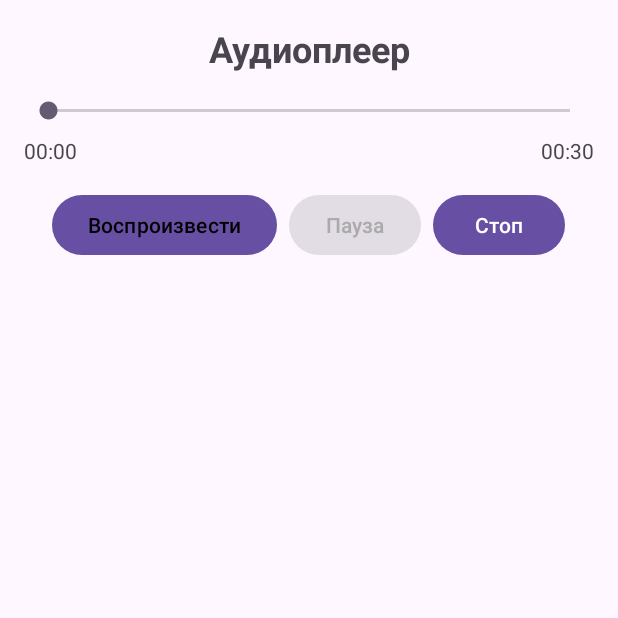
After one commit to VoidChaser/quals25, an Android app: the AudioPlayerActivity screen opened directly, with no data from a screen before it, on a phone screen of 412 x 824 dp, the top half of it. The commit adds this screen. Run offline under Robolectric (Android 15) with nearby library versions, the phone set to English and light mode, and no system bars.

Commit message:
feat: add basic functional for AudioPlayer and VideoPlayer.
import: import mp4, mp3 in assets directory.

```diff
--- /dev/null
+++ b/Meditation/app/src/main/java/com/example/meditation/AudioPlayerActivity.kt
@@ -0,0 +1,140 @@
+package com.example.meditation
+
+import android.media.MediaPlayer
+import android.os.Bundle
+import android.os.Handler
+import android.widget.Button
+import android.widget.SeekBar
+import android.widget.TextView
+import androidx.appcompat.app.AppCompatActivity
+import androidx.core.content.ContextCompat
+import java.util.concurrent.TimeUnit
+
+class AudioPlayerActivity : AppCompatActivity() {
+
+    private var mediaPlayer: MediaPlayer? = null
+    private lateinit var seekBar: SeekBar
+    private lateinit var textViewCurrentTime: TextView
+    private lateinit var textViewTotalTime: TextView
+    private lateinit var buttonPlay: Button
+    private lateinit var buttonPause: Button
+    private lateinit var buttonStop: Button
+    private var handler = Handler()
+    private var runnable: Runnable? = null
+
+    override fun onCreate(savedInstanceState: Bundle?) {
+        super.onCreate(savedInstanceState)
+        setContentView(R.layout.activity_audio_player)
+
+        seekBar = findViewById(R.id.seekBar)
+        textViewCurrentTime = findViewById(R.id.textViewCurrentTime)
+        textViewTotalTime = findViewById(R.id.textViewTotalTime)
+        buttonPlay = findViewById(R.id.buttonPlay)
+        buttonPause = findViewById(R.id.buttonPause)
+        buttonStop = findViewById(R.id.buttonStop)
+
+        // Задаём текст кнопок на русском
+        buttonPlay.text = "Воспроизвести"
+        buttonPause.text = "Пауза"
+        buttonStop.text = "Стоп"
+
+        mediaPlayer = MediaPlayer.create(this, R.raw.audio)
+
+        val duration = mediaPlayer?.duration ?: 0
+        textViewTotalTime.text = millisecondsToTimer(duration.toLong())
+        seekBar.max = duration
+
+        seekBar.setOnSeekBarChangeListener(object : SeekBar.OnSeekBarChangeListener {
+            override fun onProgressChanged(seekBar: SeekBar?, progress: Int, fromUser: Boolean) {
+                if (fromUser) {
+                    mediaPlayer?.seekTo(progress)
+                }
+            }
+
+            override fun onStartTrackingTouch(seekBar: SeekBar?) {}
+            override fun onStopTrackingTouch(seekBar: SeekBar?) {}
+        })
+
+        buttonPlay.setOnClickListener {
+            if (mediaPlayer?.isPlaying == false) {
+                mediaPlayer?.start()
+                updateSeekBar()
+                updateButtonUI()
+            }
+        }
+
+        buttonPause.setOnClickListener {
+            if (mediaPlayer?.isPlaying == true) {
+                mediaPlayer?.pause()
+                updateButtonUI()
+            }
+        }
+
+        buttonStop.setOnClickListener {
+            stopPlayback()
+            finish()
+        }
+
+        mediaPlayer?.setOnCompletionListener {
+            stopPlayback()
+            finish()
+        }
+
+        updateSeekBar()
+        updateButtonUI()
+    }
+
+    private fun updateSeekBar() {
+        runnable = Runnable {
+            val currentPosition = mediaPlayer?.currentPosition ?: 0
+            textViewCurrentTime.text = millisecondsToTimer(currentPosition.toLong())
+            seekBar.progress = currentPosition
+            handler.postDelayed(runnable!!, 1000)
+        }
+        handler.postDelayed(runnable!!, 1000)
+    }
+
+    private fun millisecondsToTimer(milliseconds: Long): String {
+        val hours = TimeUnit.MILLISECONDS.toHours(milliseconds)
+        val minutes = TimeUnit.MILLISECONDS.toMinutes(milliseconds) % TimeUnit.HOURS.toMinutes(1)
+        val seconds = TimeUnit.MILLISECONDS.toSeconds(milliseconds) % TimeUnit.MINUTES.toSeconds(1)
+        return String.format("%02d:%02d", minutes, seconds)
+    }
+
+    private fun updateButtonUI() {
+        if (mediaPlayer?.isPlaying == true) {
+            // Кнопка "Воспроизвести" становится серой
+            buttonPlay.isEnabled = false
+            buttonPlay.setTextColor(ContextCompat.getColor(this, android.R.color.darker_gray))
+            // Кнопка "Пауза" становится активной
+            buttonPause.isEnabled = true
+            buttonPause.setTextColor(ContextCompat.getColor(this, android.R.color.primary_text_light))
+
+        } else {
+            // Кнопка "Воспроизвести" становится активной
+            buttonPlay.isEnabled = true
+            buttonPlay.setTextColor(ContextCompat.getColor(this, android.R.color.primary_text_light))
+            // Кнопка "Пауза" становится серой
+            buttonPause.isEnabled = false
+            buttonPause.setTextColor(ContextCompat.getColor(this, android.R.color.darker_gray))
+        }
+    }
+
+    override fun onPause() {
+        super.onPause()
+        mediaPlayer?.pause()
+        updateButtonUI()
+    }
+
+    override fun onDestroy() {
+        super.onDestroy()
+        stopPlayback()
+        handler.removeCallbacks(runnable!!)
+    }
+
+    private fun stopPlayback() {
+        mediaPlayer?.stop()
+        mediaPlayer?.release()
+        mediaPlayer = null
+    }
+}
--- /dev/null
+++ b/Meditation/app/src/main/res/layout/activity_audio_player.xml
@@ -0,0 +1,86 @@
+<?xml version="1.0" encoding="utf-8"?>
+<androidx.constraintlayout.widget.ConstraintLayout xmlns:android="http://schemas.android.com/apk/res/android"
+    xmlns:app="http://schemas.android.com/apk/res-auto"
+    xmlns:tools="http://schemas.android.com/tools"
+    android:layout_width="match_parent"
+    android:layout_height="match_parent"
+    android:padding="16dp"
+    tools:context=".AudioPlayerActivity">
+
+    <TextView
+        android:id="@+id/textViewTitle"
+        android:layout_width="wrap_content"
+        android:layout_height="wrap_content"
+        android:text="Аудиоплеер"
+        android:textSize="24sp"
+        android:textStyle="bold"
+        app:layout_constraintEnd_toEndOf="parent"
+        app:layout_constraintStart_toStartOf="parent"
+        app:layout_constraintTop_toTopOf="parent" />
+
+    <SeekBar
+        android:id="@+id/seekBar"
+        android:layout_width="0dp"
+        android:layout_height="wrap_content"
+        app:layout_constraintEnd_toEndOf="parent"
+        app:layout_constraintStart_toStartOf="parent"
+        app:layout_constraintTop_toBottomOf="@+id/textViewTitle"
+        android:layout_marginTop="16dp"
+        />
+
+    <TextView
+        android:id="@+id/textViewCurrentTime"
+        android:layout_width="wrap_content"
+        android:layout_height="wrap_content"
+        android:text="0:00"
+        app:layout_constraintStart_toStartOf="parent"
+        app:layout_constraintTop_toBottomOf="@+id/seekBar"
+        android:layout_marginTop="8dp"
+        />
+
+    <TextView
+        android:id="@+id/textViewTotalTime"
+        android:layout_width="wrap_content"
+        android:layout_height="wrap_content"
+        android:text="0:00"
+        app:layout_constraintEnd_toEndOf="parent"
+        app:layout_constraintTop_toBottomOf="@+id/seekBar"
+        android:layout_marginTop="8dp"
+        />
+
+    <LinearLayout
+        android:id="@+id/linearLayoutButtons"
+        android:layout_width="match_parent"
+        android:layout_height="wrap_content"
+        android:orientation="horizontal"
+        android:gravity="center"
+        app:layout_constraintTop_toBottomOf="@+id/textViewCurrentTime"
+        android:layout_marginTop="16dp"
+        >
+
+        <Button
+            android:id="@+id/buttonPlay"
+            android:layout_width="wrap_content"
+            android:layout_height="wrap_content"
+            android:text="Play"
+            android:layout_marginEnd="8dp"
+            />
+
+        <Button
+            android:id="@+id/buttonPause"
+            android:layout_width="wrap_content"
+            android:layout_height="wrap_content"
+            android:text="Pause"
+            android:layout_marginEnd="8dp"
+            />
+
+        <Button
+            android:id="@+id/buttonStop"
+            android:layout_width="wrap_content"
+            android:layout_height="wrap_content"
+            android:text="Stop"
+            />
+
+    </LinearLayout>
+
+</androidx.constraintlayout.widget.ConstraintLayout>
--- a/Meditation/app/src/main/res/layout/activity_onboarding.xml
+++ b/Meditation/app/src/main/res/layout/activity_onboarding.xml
@@ -88,7 +88,7 @@
         app:layout_constraintStart_toStartOf="parent" />
 
     <ImageView
-        android:id="@+id/imageView"
+        android:id="@+id/onboarding_logo"
         android:layout_width="332dp"
         android:layout_height="329dp"
         app:layout_constraintBottom_toTopOf="@+id/greet_text"
```
Also changed, not shown: Meditation/app/src/main/AndroidManifest.xml (+7 -2 lines), Meditation/app/src/main/java/com/example/meditation/Onboarding.kt (+27 -0 lines), Meditation/app/src/main/java/com/example/meditation/Profile.kt (+28 -0 lines), Meditation/app/src/main/java/com/example/meditation/VideoPlayerActivity.kt (added, +192 -0 lines), Meditation/app/src/main/res/layout/activity_video_player.xml (added, +92 -0 lines), 3 other files.
